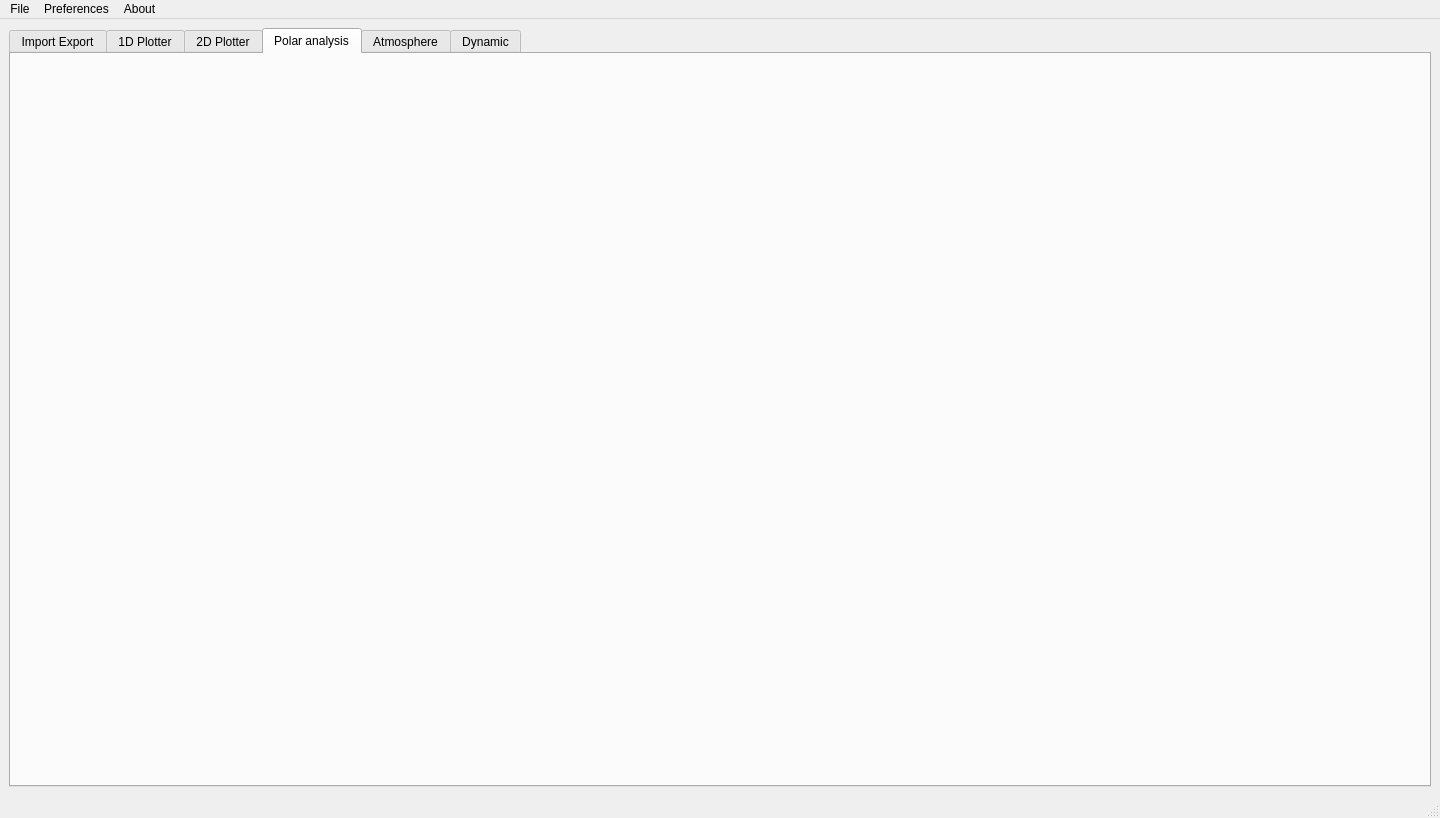
Old version of the form src/gui/mainwindow.ui in the repository TheGoodWeather/Vector-Vario-Analyzer.
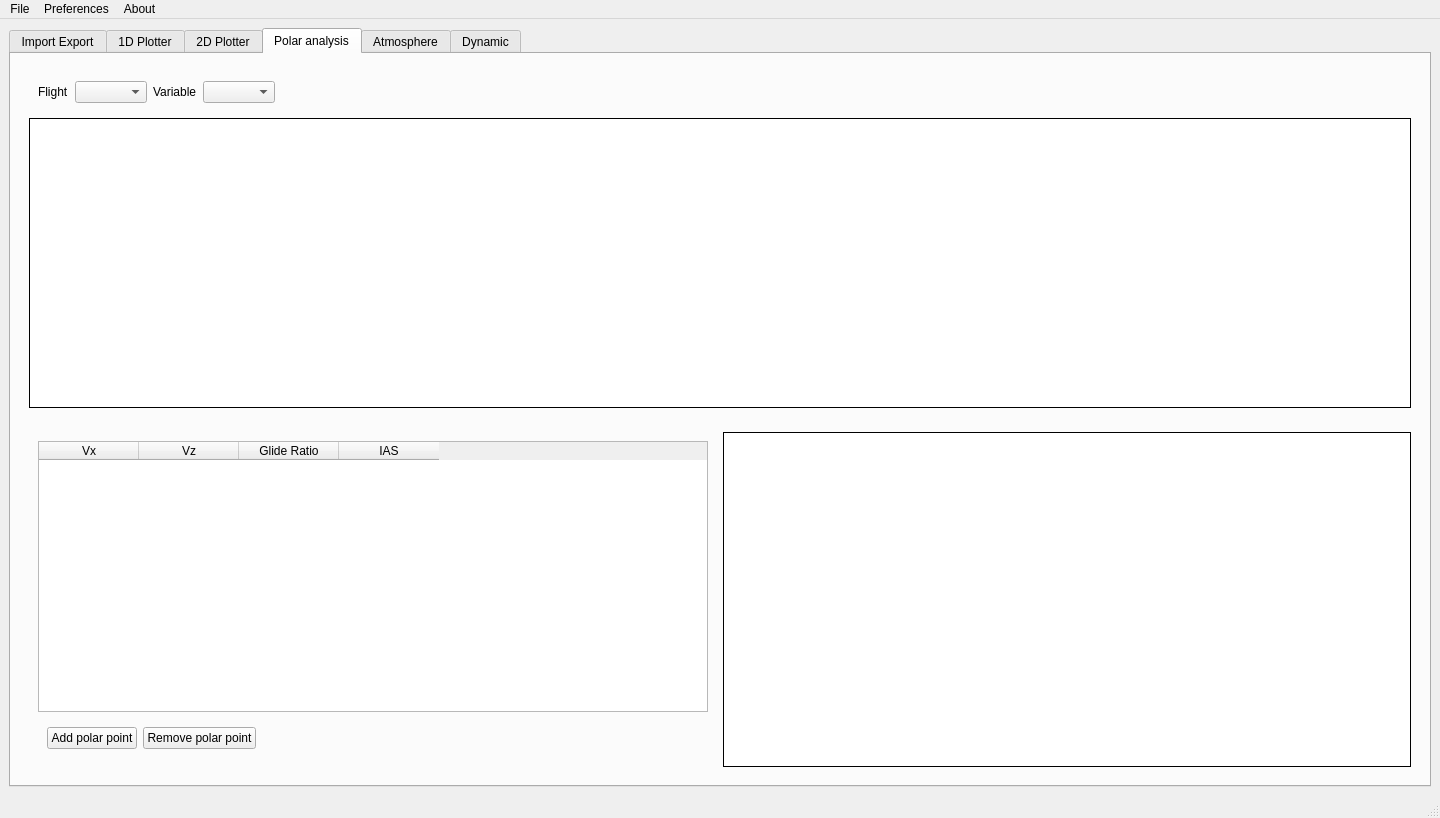
New version of the form. The open tabs and pages were chosen to show the change. Custom widgets are drawn as their Qt base class.

```diff
--- a/src/gui/mainwindow.ui
+++ b/src/gui/mainwindow.ui
@@ -677,6 +677,198 @@
        <attribute name="title">
         <string>Polar analysis</string>
        </attribute>
+       <layout class="QVBoxLayout" name="verticalLayout_14">
+        <item>
+         <widget class="QWidget" name="widget_12" native="true">
+          <layout class="QVBoxLayout" name="verticalLayout_12">
+           <item>
+            <widget class="QWidget" name="widget_11" native="true">
+             <layout class="QHBoxLayout" name="horizontalLayout_7">
+              <item>
+               <widget class="QLabel" name="label_10">
+                <property name="text">
+                 <string>Flight</string>
+                </property>
+               </widget>
+              </item>
+              <item>
+               <widget class="QComboBox" name="comboBox_flight_select_polartab">
+                <property name="sizePolicy">
+                 <sizepolicy hsizetype="Minimum" vsizetype="Minimum">
+                  <horstretch>0</horstretch>
+                  <verstretch>0</verstretch>
+                 </sizepolicy>
+                </property>
+               </widget>
+              </item>
+              <item>
+               <widget class="QLabel" name="label_11">
+                <property name="text">
+                 <string>Variable</string>
+                </property>
+               </widget>
+              </item>
+              <item>
+               <widget class="QComboBox" name="comboBox_variable_select_polartab">
+                <property name="sizePolicy">
+                 <sizepolicy hsizetype="Minimum" vsizetype="Minimum">
+                  <horstretch>0</horstretch>
+                  <verstretch>0</verstretch>
+                 </sizepolicy>
+                </property>
+               </widget>
+              </item>
+              <item>
+               <spacer name="horizontalSpacer_6">
+                <property name="orientation">
+                 <enum>Qt::Horizontal</enum>
+                </property>
+                <property name="sizeHint" stdset="0">
+                 <size>
+                  <width>40</width>
+                  <height>20</height>
+                 </size>
+                </property>
+               </spacer>
+              </item>
+             </layout>
+            </widget>
+           </item>
+           <item>
+            <widget class="PlotWidget" name="graph_tabpolar_timeserie">
+             <property name="sizePolicy">
+              <sizepolicy hsizetype="MinimumExpanding" vsizetype="Expanding">
+               <horstretch>0</horstretch>
+               <verstretch>0</verstretch>
+              </sizepolicy>
+             </property>
+             <property name="cursor" stdset="0">
+              <cursorShape>ArrowCursor</cursorShape>
+             </property>
+             <property name="mouseTracking">
+              <bool>true</bool>
+             </property>
+             <property name="tabletTracking">
+              <bool>true</bool>
+             </property>
+             <property name="styleSheet">
+              <string notr="true"/>
+             </property>
+             <property name="frameShape">
+              <enum>QFrame::Box</enum>
+             </property>
+             <property name="frameShadow">
+              <enum>QFrame::Plain</enum>
+             </property>
+             <property name="interactive">
+              <bool>true</bool>
+             </property>
+            </widget>
+           </item>
+          </layout>
+         </widget>
+        </item>
+        <item>
+         <widget class="QWidget" name="widget_13" native="true">
+          <layout class="QHBoxLayout" name="horizontalLayout_10">
+           <item>
+            <widget class="QWidget" name="widget_14" native="true">
+             <property name="sizePolicy">
+              <sizepolicy hsizetype="Minimum" vsizetype="Minimum">
+               <horstretch>0</horstretch>
+               <verstretch>0</verstretch>
+              </sizepolicy>
+             </property>
+             <layout class="QVBoxLayout" name="verticalLayout_13">
+              <item>
+               <widget class="QTableWidget" name="tableView_polar_points">
+                <column>
+                 <property name="text">
+                  <string>Vx</string>
+                 </property>
+                </column>
+                <column>
+                 <property name="text">
+                  <string>Vz</string>
+                 </property>
+                </column>
+                <column>
+                 <property name="text">
+                  <string>Glide Ratio</string>
+                 </property>
+                </column>
+                <column>
+                 <property name="text">
+                  <string>IAS</string>
+                 </property>
+                </column>
+               </widget>
+              </item>
+              <item>
+               <widget class="QWidget" name="widget_15" native="true">
+                <layout class="QHBoxLayout" name="horizontalLayout_11">
+                 <item>
+                  <widget class="QPushButton" name="pushButton_add_polar_point">
+                   <property name="text">
+                    <string>Add polar point</string>
+                   </property>
+                  </widget>
+                 </item>
+                 <item>
+                  <widget class="QPushButton" name="pushButton_remove_polar_point">
+                   <property name="text">
+                    <string>Remove polar point</string>
+                   </property>
+                  </widget>
+                 </item>
+                 <item>
+                  <spacer name="horizontalSpacer_7">
+                   <property name="orientation">
+                    <enum>Qt::Horizontal</enum>
+                   </property>
+                   <property name="sizeHint" stdset="0">
+                    <size>
+                     <width>40</width>
+                     <height>20</height>
+                    </size>
+                   </property>
+                  </spacer>
+                 </item>
+                </layout>
+               </widget>
+              </item>
+             </layout>
+            </widget>
+           </item>
+           <item>
+            <widget class="PlotWidget" name="graph_tabpolar_vxvz">
+             <property name="cursor" stdset="0">
+              <cursorShape>ArrowCursor</cursorShape>
+             </property>
+             <property name="mouseTracking">
+              <bool>true</bool>
+             </property>
+             <property name="tabletTracking">
+              <bool>true</bool>
+             </property>
+             <property name="styleSheet">
+              <string notr="true"/>
+             </property>
+             <property name="frameShape">
+              <enum>QFrame::Box</enum>
+             </property>
+             <property name="frameShadow">
+              <enum>QFrame::Plain</enum>
+             </property>
+             <property name="interactive">
+              <bool>true</bool>
+             </property>
+            </widget>
+           </item>
+          </layout>
+         </widget>
+        </item>
+       </layout>
       </widget>
       <widget class="QWidget" name="atmo_tab">
        <attribute name="title">
```
Left out of the diff: 2 changed lines with no effect on the pictures.
